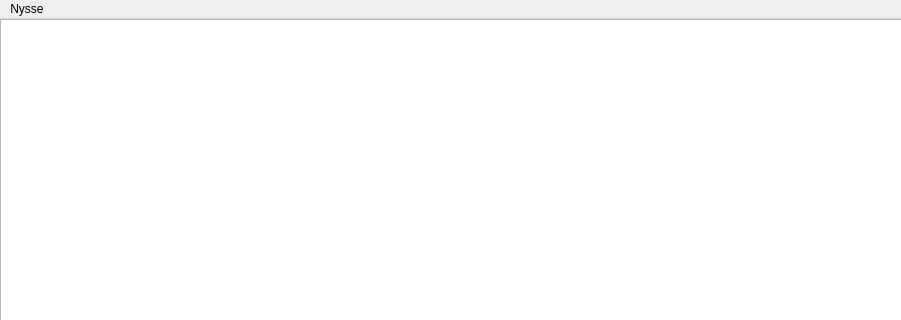
ItsOpaz/ohjelmointi3, file Game/bettermainwindow.ui: the form before one commit; both pictures show x 0 to 901 and y 0 to 320 of the 1103 by 780 pixel window.
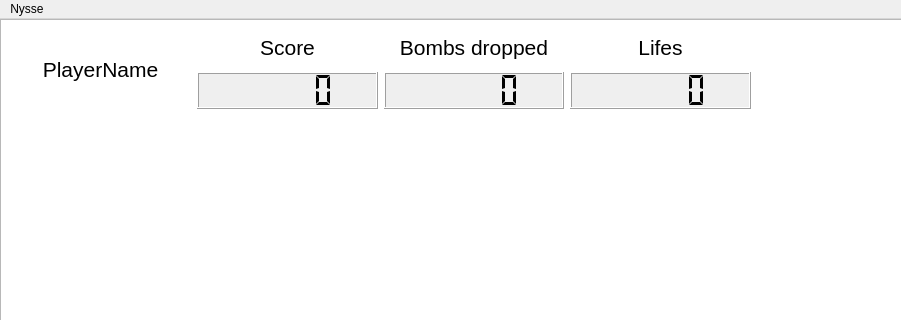
The form after the commit.

Commit message: Added basic statistics and life counter

Diff of the .ui file:
```diff
--- a/Game/bettermainwindow.ui
+++ b/Game/bettermainwindow.ui
@@ -30,6 +30,114 @@
      </sizepolicy>
     </property>
    </widget>
+   <widget class="QWidget" name="gridLayoutWidget">
+    <property name="geometry">
+     <rect>
+      <x>10</x>
+      <y>10</y>
+      <width>741</width>
+      <height>80</height>
+     </rect>
+    </property>
+    <layout class="QGridLayout" name="gridLayout">
+     <item row="0" column="2">
+      <widget class="QLabel" name="label">
+       <property name="font">
+        <font>
+         <pointsize>16</pointsize>
+        </font>
+       </property>
+       <property name="text">
+        <string>Bombs dropped</string>
+       </property>
+       <property name="alignment">
+        <set>Qt::AlignCenter</set>
+       </property>
+      </widget>
+     </item>
+     <item row="0" column="3">
+      <widget class="QLabel" name="label_lifes">
+       <property name="font">
+        <font>
+         <pointsize>16</pointsize>
+        </font>
+       </property>
+       <property name="text">
+        <string>Lifes</string>
+       </property>
+       <property name="alignment">
+        <set>Qt::AlignCenter</set>
+       </property>
+      </widget>
+     </item>
+     <item row="0" column="0" rowspan="2">
+      <widget class="QLabel" name="label_player_name">
+       <property name="font">
+        <font>
+         <pointsize>16</pointsize>
+        </font>
+       </property>
+       <property name="text">
+        <string>PlayerName</string>
+       </property>
+       <property name="scaledContents">
+        <bool>true</bool>
+       </property>
+       <property name="alignment">
+        <set>Qt::AlignCenter</set>
+       </property>
+      </widget>
+     </item>
+     <item row="1" column="1">
+      <widget class="QLCDNumber" name="lcdNumber_score_display">
+       <property name="autoFillBackground">
+        <bool>true</bool>
+       </property>
+       <property name="segmentStyle">
+        <enum>QLCDNumber::Flat</enum>
+       </property>
+      </widget>
+     </item>
+     <item row="0" column="1">
+      <widget class="QLabel" name="label_score">
+       <property name="font">
+        <font>
+         <pointsize>16</pointsize>
+        </font>
+       </property>
+       <property name="frameShadow">
+        <enum>QFrame::Sunken</enum>
+       </property>
+       <property name="text">
+        <string>Score</string>
+       </property>
+       <property name="alignment">
+        <set>Qt::AlignCenter</set>
+       </property>
+      </widget>
+     </item>
+     <item row="1" column="2">
+      <widget class="QLCDNumber" name="lcdNumber_bombs_dropped">
+       <property name="autoFillBackground">
+        <bool>true</bool>
+       </property>
+       <property name="segmentStyle">
+        <enum>QLCDNumber::Flat</enum>
+       </property>
+      </widget>
+     </item>
+     <item row="1" column="3">
+      <widget class="QLCDNumber" name="lcdNumber_lifes">
+       <property name="autoFillBackground">
+        <bool>true</bool>
+       </property>
+       <property name="segmentStyle">
+        <enum>QLCDNumber::Flat</enum>
+       </property>
+      </widget>
+     </item>
+    </layout>
+   </widget>
   </widget>
   <widget class="QMenuBar" name="menubar">
    <property name="geometry">
```
Left out of the diff: 2 changed lines with no effect on the pictures. The commit also changes 9 other files.
